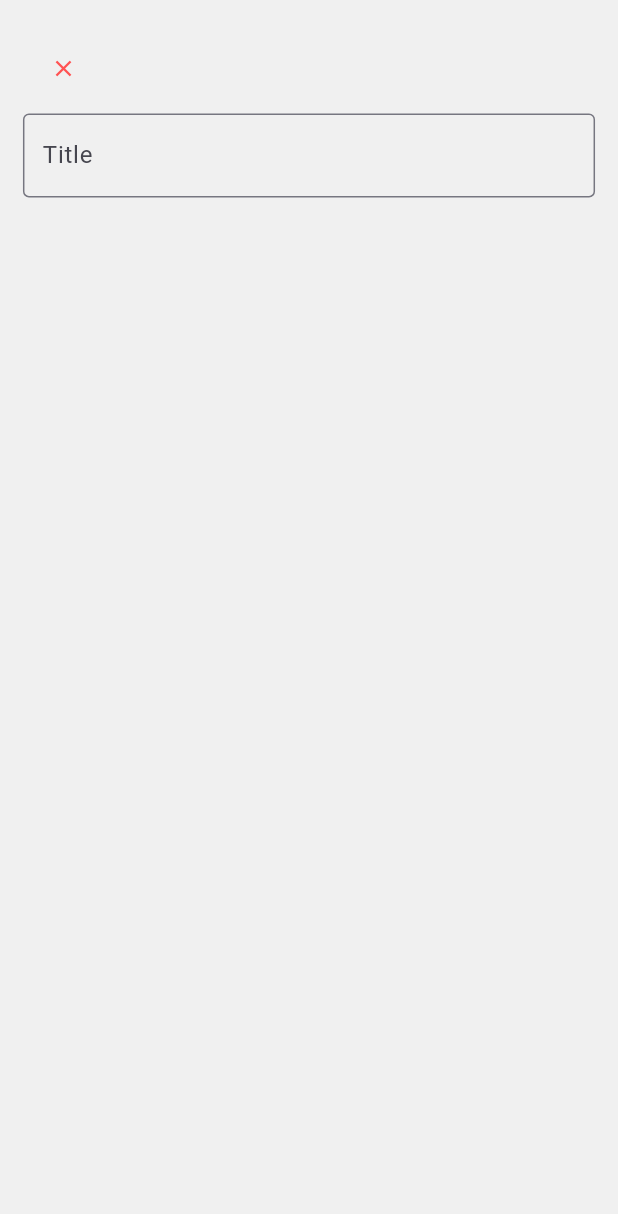
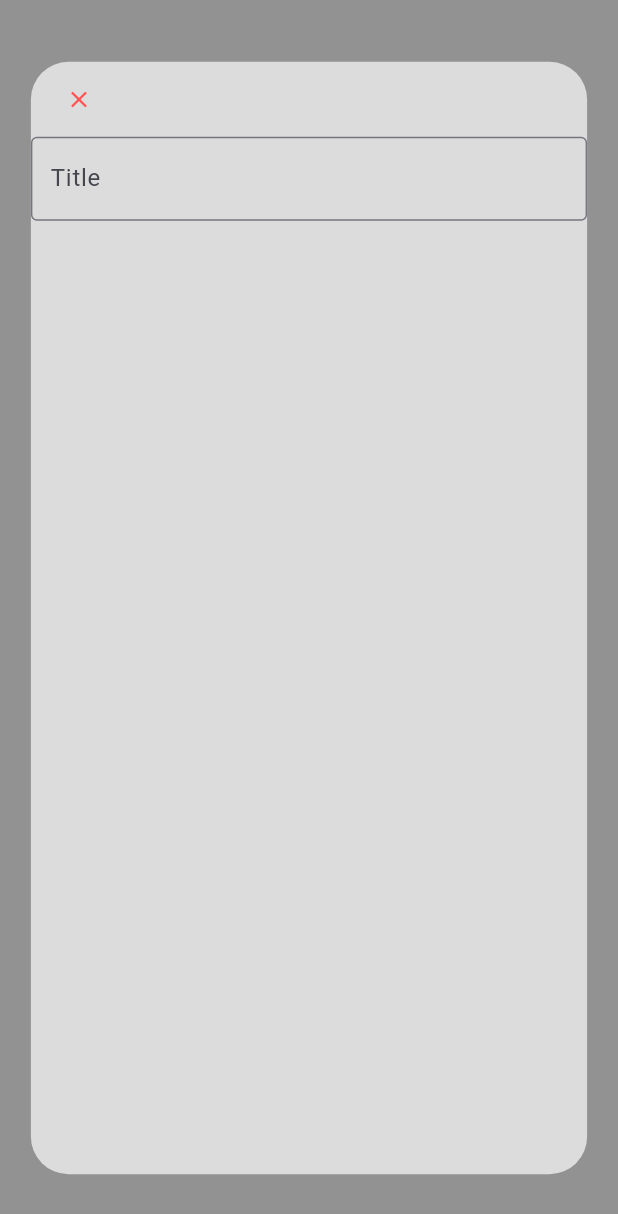
Before and after one commit to moSa963/push_up_flutter, a Flutter app: the screen it shows after launch, after a tap on "create one", on a phone screen of 412 x 824 dp. Shown: the top 1214 px of the screen. Run offline on Flutter 3.47's test engine with Material 3 defaults, Android fonts, the phone set to English and light mode, and no system bars.

Commit message:
Updating list dialog style and adding Material class

```diff
--- a/lib/widgets/dialogs/list_dialog.dart
+++ b/lib/widgets/dialogs/list_dialog.dart
@@ -8,15 +8,17 @@ class ListDialog extends StatelessWidget {
 
   @override
   Widget build(BuildContext context) {
-    return Center(
+    return Material(
+      color: Color.fromARGB(100, 0, 0, 0),
+      child: Center(
         child: FractionallySizedBox(
-        widthFactor: 0.95,
-        heightFactor: 0.95,
+          widthFactor: 0.90,
+          heightFactor: 0.90,
           child: Container(
             clipBehavior: Clip.antiAlias,
             decoration: BoxDecoration(
               borderRadius: BorderRadius.all(Radius.circular(25)),
-            color: Theme.of(context).cardColor,
+              color: Theme.of(context).colorScheme.surfaceContainerHigh,
             ),
             child: Column(
               children: [
@@ -38,13 +40,9 @@ class ListDialog extends StatelessWidget {
                     ],
                   ),
                 ),
-              Expanded(
-                child: Padding(
-                  padding: EdgeInsetsGeometry.all(5),
-                  child: child,
+                Expanded(child: child),
+              ],
             ),
-              ),
-            ],
           ),
         ),
       ),
```
Lines whose indentation alone changed are shown as unchanged.
